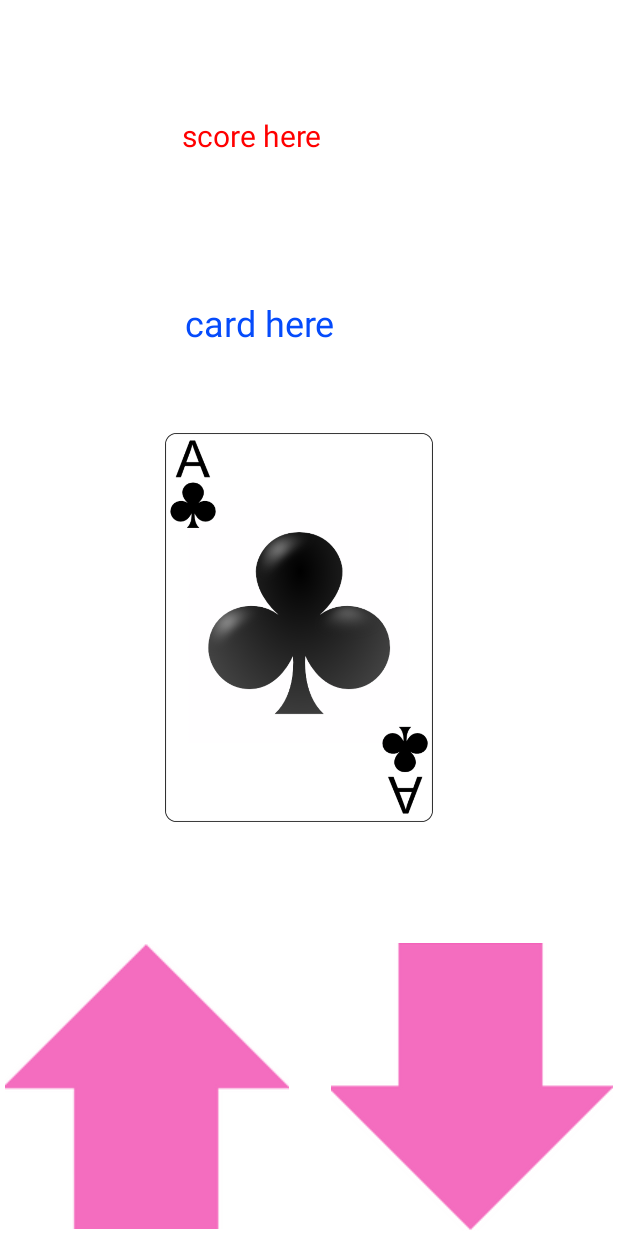
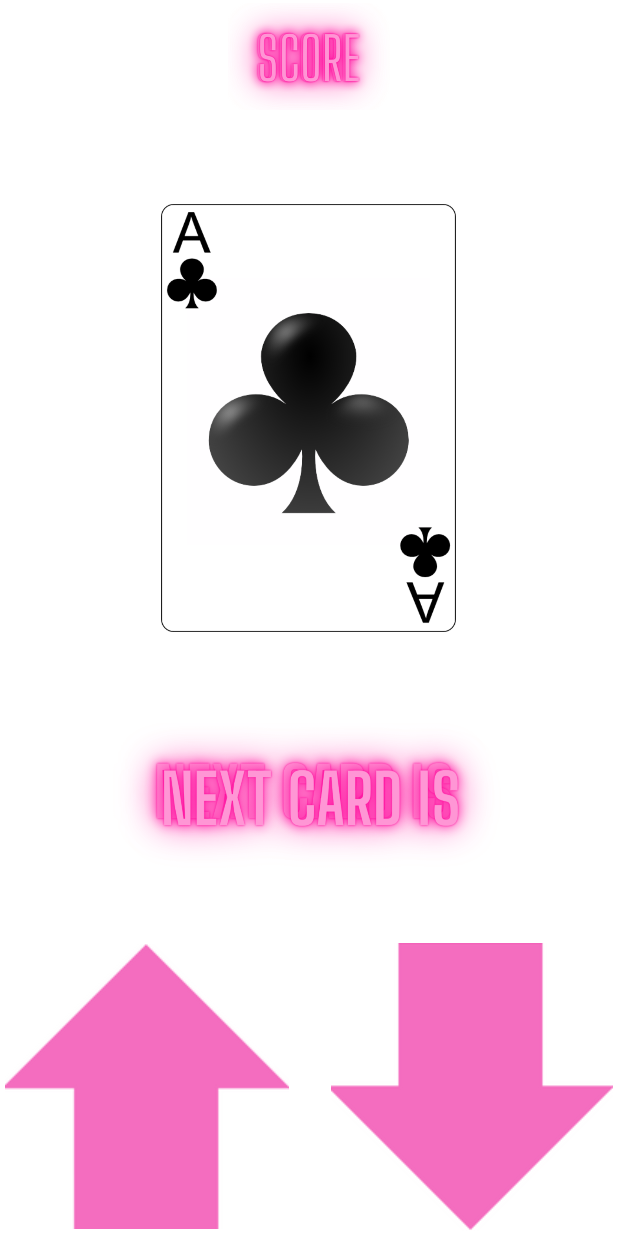
Before and after one commit to philipmir/FU-AS-cardGame, an Android app: the layout activity_main.xml on its own in the app's theme, with its tools: preview values and no code run, on a phone screen of 412 x 824 dp. Run offline under Robolectric (Android 15) with nearby library versions, the light colour scheme and no system bars.

Commit message:
third commit

```diff
--- /dev/null
+++ b/app/src/main/java/com/example/cardgame/Card.kt
@@ -0,0 +1,5 @@
+package com.example.cardgame
+
+class Card(var suitNnumber: String, var graphic: Int, var index: Int) {
+
+}
--- a/app/src/main/java/com/example/cardgame/CardPair.kt
+++ /dev/null
@@ -1,5 +0,0 @@
-package com.example.cardgame
-
-class CardPair(var card: String, var index: Int) {
-
-}
--- a/app/src/main/res/layout/activity_main.xml
+++ b/app/src/main/res/layout/activity_main.xml
@@ -7,7 +7,7 @@
     tools:context=".MainActivity">
 
     <ImageButton
-        android:id="@+id/imageButtonUp"
+        android:id="@+id/upImageButton"
         android:layout_width="195dp"
         android:layout_height="199dp"
         app:layout_constraintBottom_toBottomOf="parent"
@@ -19,52 +19,64 @@
         app:srcCompat="@drawable/pilupp" />
 
     <ImageButton
-        android:id="@+id/imageButtonDown"
+        android:id="@+id/downImageButton"
         android:layout_width="195dp"
         android:layout_height="199dp"
         app:layout_constraintBottom_toBottomOf="parent"
         app:layout_constraintEnd_toEndOf="parent"
         app:layout_constraintHorizontal_bias="1.0"
-        app:layout_constraintStart_toEndOf="@+id/imageButtonUp"
+        app:layout_constraintStart_toEndOf="@+id/upImageButton"
         app:layout_constraintTop_toTopOf="parent"
         app:layout_constraintVertical_bias="1.0"
         app:srcCompat="@drawable/pilner" />
 
     <TextView
-        android:id="@+id/showCardTextView"
+        android:id="@+id/scoreTextView"
+        android:layout_width="39dp"
+        android:layout_height="37dp"
+        android:fontFamily="sans-serif-smallcaps"
+        android:textColor="#FE95D4"
+        android:textSize="20sp"
+        app:layout_constraintBottom_toBottomOf="parent"
+        app:layout_constraintEnd_toEndOf="parent"
+        app:layout_constraintHorizontal_bias="0.543"
+        app:layout_constraintStart_toStartOf="parent"
+        app:layout_constraintTop_toTopOf="parent"
+        app:layout_constraintVertical_bias="0.105" />
+
+    <ImageView
+        android:id="@+id/cardImageView"
+        android:layout_width="214dp"
+        android:layout_height="285dp"
+        app:layout_constraintBottom_toBottomOf="parent"
+        app:layout_constraintEnd_toEndOf="parent"
+        app:layout_constraintHorizontal_bias="0.497"
+        app:layout_constraintStart_toStartOf="parent"
+        app:layout_constraintTop_toTopOf="parent"
+        app:layout_constraintVertical_bias="0.253"
+        app:srcCompat="@drawable/ace_of_clubs" />
+
+    <ImageView
+        android:id="@+id/cooliopinkImageView"
+        android:layout_width="262dp"
+        android:layout_height="106dp"
+        app:layout_constraintBottom_toBottomOf="parent"
+        app:layout_constraintEnd_toEndOf="parent"
+        app:layout_constraintHorizontal_bias="0.496"
+        app:layout_constraintStart_toStartOf="parent"
+        app:layout_constraintTop_toTopOf="parent"
+        app:layout_constraintVertical_bias="0.666"
+        app:srcCompat="@drawable/cooliopinkmorecrop" />
+
+    <ImageView
+        android:id="@+id/imageView8"
         android:layout_width="165dp"
-        android:layout_height="52dp"
-        android:text="card here"
-        android:textColor="#054BFB"
-        android:textSize="24sp"
+        android:layout_height="71dp"
         app:layout_constraintBottom_toBottomOf="parent"
         app:layout_constraintEnd_toEndOf="parent"
         app:layout_constraintStart_toStartOf="parent"
         app:layout_constraintTop_toTopOf="parent"
-        app:layout_constraintVertical_bias="0.257" />
-
-    <TextView
-        android:id="@+id/scoreTextView"
-        android:layout_width="170dp"
-        android:layout_height="45dp"
-        android:text="score here"
-        android:textColor="#FF0000"
-        android:textSize="20sp"
-        app:layout_constraintBottom_toTopOf="@+id/showCardTextView"
-        app:layout_constraintEnd_toEndOf="parent"
-        app:layout_constraintStart_toStartOf="parent"
-        app:layout_constraintTop_toTopOf="parent" />
-
-    <ImageView
-        android:id="@+id/graphicImageView"
-        android:layout_width="184dp"
-        android:layout_height="259dp"
-        app:layout_constraintBottom_toBottomOf="parent"
-        app:layout_constraintEnd_toEndOf="parent"
-        app:layout_constraintHorizontal_bias="0.471"
-        app:layout_constraintStart_toStartOf="parent"
-        app:layout_constraintTop_toBottomOf="@+id/showCardTextView"
-        app:layout_constraintVertical_bias="0.121"
-        app:srcCompat="@drawable/ace_of_clubs" />
+        app:layout_constraintVertical_bias="0.003"
+        app:srcCompat="@drawable/scorepinknew" />
 
 </androidx.constraintlayout.widget.ConstraintLayout>
```
Also changed, not shown: app/src/main/java/com/example/cardgame/MainActivity.kt (+31 -98 lines), app/src/main/java/com/example/cardgame/cardGraphicSingelton.kt (deleted, +0 -166 lines), app/src/main/java/com/example/cardgame/fullDeck.kt (added, +170 -0 lines), app/src/main/res/drawable/cooliopinkmorecrop.png (added), app/src/main/res/drawable/scorePink.png (added), app/src/main/res/drawable/scorepinknew.png (added).
